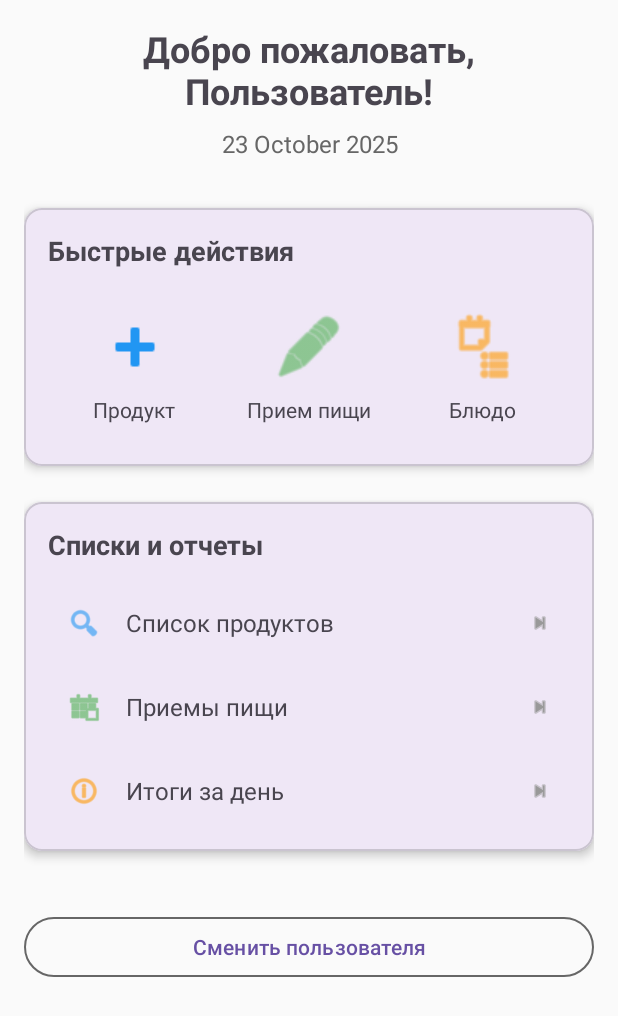
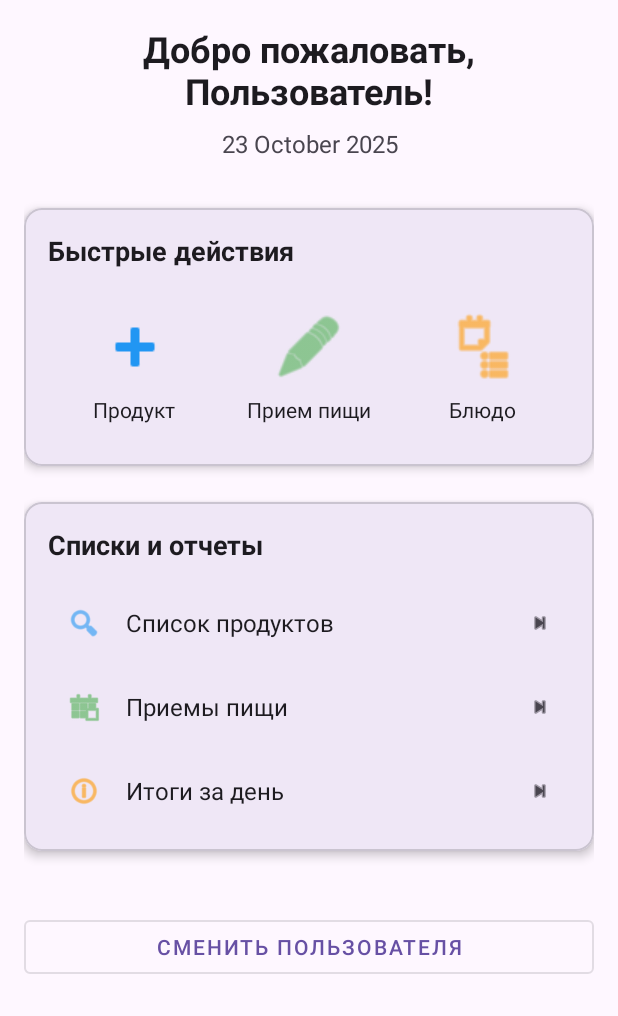
Before and after one commit to dioniskrasava/NuJo, an Android app: the MainAppActivity screen opened directly, with no data from a screen before it, on a phone screen of 412 x 824 dp. Shown: the top 1016 px of the screen. Run offline under Robolectric (Android 15) with nearby library versions, the phone set to English and light mode, and no system bars.

Commit message:
поменял иконку, пофиксил баги темной темы

```diff
--- a/app/src/main/res/drawable/ic_launcher_foreground.xml
+++ b/app/src/main/res/drawable/ic_launcher_foreground.xml
@@ -10,13 +10,13 @@
       android:translateY="63.995594">
     <group android:translateY="153.93605">
       <path android:pathData="M5.46875,-0L5.46875,-1.4375L9.640625,-1.4375Q21.453125,-1.4375,21.453125,-11.8125L21.453125,-91.578125Q21.453125,-101.375,9.640625,-101.375L5.46875,-101.375L5.46875,-102.8125L33.546875,-102.8125L88.421875,-20.59375L88.421875,-91.015625Q88.421875,-101.375,76.609375,-101.375L72.578125,-101.375L72.578125,-102.8125L105.84375,-102.8125L105.84375,-101.375L101.65625,-101.375Q89.859375,-101.375,89.859375,-91.015625L89.859375,-0L85.53125,-0L22.890625,-93.890625L22.890625,-11.8125Q22.890625,-1.4375,34.703125,-1.4375L38.734375,-1.4375L38.734375,-0L5.46875,-0Z"
-          android:fillColor="#9C0505"/>
+          android:fillColor="#000000"/>
       <path android:pathData="M150.75,1.4375Q138.07812,1.4375,131.8125,-5.25Q125.546875,-11.953125,125.546875,-26.78125L125.546875,-62.78125Q125.546875,-70.125,123.03125,-72.9375Q120.515625,-75.75,113.75,-75.75L113.3125,-75.75L113.3125,-77.1875L139.09375,-77.1875L139.09375,-26.0625Q139.09375,-12.390625,142.10938,-6.484375Q145.14062,-0.578125,153.0625,-0.578125Q162.70312,-0.578125,167.53125,-8.140625Q172.35938,-15.703125,172.35938,-29.65625L172.35938,-62.78125Q172.35938,-70.125,169.82812,-72.9375Q167.3125,-75.75,160.54688,-75.75L160.10938,-75.75L160.10938,-77.1875L185.89062,-77.1875L185.89062,-14.25Q185.89062,-6.90625,188.48438,-4.171875Q191.07812,-1.4375,197.70312,-1.4375L198.125,-1.4375L198.125,0L173.35938,0L173.35938,-19.734375L173.07812,-19.734375Q171.92188,-12.390625,169.39062,-8.140625Q166.875,-3.890625,163.64062,-1.875Q160.40625,0.140625,157.01562,0.78125Q153.625,1.4375,150.75,1.4375Z"
-          android:fillColor="#9C0505"/>
+          android:fillColor="#000000"/>
       <path android:pathData="M199.42188,34.5625L199.42188,33.125L200.71875,33.125Q206.90625,33.125,211.21875,30.75Q215.54688,28.375,217.84375,22.53125Q220.15625,16.703125,220.15625,6.625L220.15625,-91.578125Q220.15625,-101.375,208.34375,-101.375L206.46875,-101.375L206.46875,-102.8125L248.375,-102.8125L248.375,-101.375L246.5,-101.375Q234.70312,-101.375,234.70312,-91.015625L234.70312,1.15625Q234.70312,13.96875,230.29688,21.3125Q225.90625,28.65625,218.48438,31.609375Q211.07812,34.5625,201.85938,34.5625L199.42188,34.5625Z"
-          android:fillColor="#9C0505"/>
+          android:fillColor="#000000"/>
       <path android:pathData="M293.32812,1.4375Q277.78125,1.4375,268.84375,-8.5Q259.92188,-18.4375,259.92188,-38.734375Q259.92188,-58.890625,268.48438,-68.75Q277.0625,-78.625,293.76562,-78.625Q309.3125,-78.625,318.23438,-68.75Q327.17188,-58.890625,327.17188,-38.734375Q327.17188,-18.4375,318.59375,-8.5Q310.03125,1.4375,293.32812,1.4375ZM293.60938,0Q304.26562,0,308.73438,-8.921875Q313.20312,-17.859375,313.20312,-38.734375Q313.20312,-59.46875,308.65625,-68.328125Q304.125,-77.1875,293.46875,-77.1875Q282.95312,-77.1875,278.42188,-68.328125Q273.89062,-59.46875,273.89062,-38.734375Q273.89062,-17.859375,278.42188,-8.921875Q282.95312,0,293.60938,0Z"
-          android:fillColor="#9C0505"/>
+          android:fillColor="#000000"/>
     </group>
   </group>
 </vector>
--- a/app/src/main/res/layout/activity_main_app.xml
+++ b/app/src/main/res/layout/activity_main_app.xml
@@ -4,32 +4,34 @@
     android:layout_width="match_parent"
     android:layout_height="match_parent"
     android:padding="16dp"
-    android:background="#FAFAFA">
+    android:background="?android:attr/colorBackground">
 
     <LinearLayout
         android:layout_width="match_parent"
         android:layout_height="wrap_content"
-        android:orientation="vertical">
+        android:orientation="vertical"
+        android:baselineAligned="false">
 
         <!-- Заголовок -->
         <TextView
             android:id="@+id/welcomeTextView"
             android:layout_width="match_parent"
             android:layout_height="wrap_content"
-            android:text="Добро пожаловать!"
+            android:text="@string/welcome"
             android:textSize="24sp"
             android:textStyle="bold"
             android:gravity="center"
+            android:textColor="?android:attr/textColorPrimary"
             android:layout_marginBottom="8dp" />
 
         <TextView
             android:id="@+id/dateTextView"
             android:layout_width="match_parent"
             android:layout_height="wrap_content"
-            android:text="Сегодня"
+            android:text="@string/today"
             android:textSize="16sp"
             android:gravity="center"
-            android:textColor="#666"
+            android:textColor="?android:attr/textColorSecondary"
             android:layout_marginBottom="32dp" />
 
         <!-- Карточка быстрого доступа -->
@@ -49,15 +51,17 @@
                 <TextView
                     android:layout_width="match_parent"
                     android:layout_height="wrap_content"
-                    android:text="Быстрые действия"
+                    android:text="@string/quick_actions"
                     android:textSize="18sp"
                     android:textStyle="bold"
+                    android:textColor="?android:attr/textColorPrimary"
                     android:layout_marginBottom="16dp" />
 
                 <LinearLayout
                     android:layout_width="match_parent"
                     android:layout_height="wrap_content"
-                    android:orientation="horizontal">
+                    android:orientation="horizontal"
+                    android:baselineAligned="false">
 
                     <!-- Добавить продукт -->
                     <LinearLayout
@@ -68,7 +72,7 @@
                         android:orientation="vertical"
                         android:gravity="center"
                         android:padding="12dp"
-                        android:background="?selectableItemBackground"
+                        android:background="?attr/selectableItemBackground"
                         android:clickable="true"
                         android:focusable="true">
 
@@ -76,13 +80,15 @@
                             android:layout_width="48dp"
                             android:layout_height="48dp"
                             android:src="@android:drawable/ic_input_add"
-                            android:tint="#2196F3" />
+                            app:tint="#2196F3"
+                            android:contentDescription="@string/add_product_icon" />
 
                         <TextView
                             android:layout_width="wrap_content"
                             android:layout_height="wrap_content"
-                            android:text="Продукт"
+                            android:text="@string/product"
                             android:textSize="14sp"
+                            android:textColor="?android:attr/textColorPrimary"
                             android:layout_marginTop="8dp" />
 
                     </LinearLayout>
@@ -96,7 +102,7 @@
                         android:orientation="vertical"
                         android:gravity="center"
                         android:padding="12dp"
-                        android:background="?selectableItemBackground"
+                        android:background="?attr/selectableItemBackground"
                         android:clickable="true"
                         android:focusable="true">
 
@@ -104,13 +110,15 @@
                             android:layout_width="48dp"
                             android:layout_height="48dp"
                             android:src="@android:drawable/ic_menu_edit"
-                            android:tint="#4CAF50" />
+                            app:tint="#4CAF50"
+                            android:contentDescription="@string/add_meal_icon" />
 
                         <TextView
                             android:layout_width="wrap_content"
                             android:layout_height="wrap_content"
-                            android:text="Прием пищи"
+                            android:text="@string/meal"
                             android:textSize="14sp"
+                            android:textColor="?android:attr/textColorPrimary"
                             android:layout_marginTop="8dp" />
 
                     </LinearLayout>
@@ -124,7 +132,7 @@
                         android:orientation="vertical"
                         android:gravity="center"
                         android:padding="12dp"
-                        android:background="?selectableItemBackground"
+                        android:background="?attr/selectableItemBackground"
                         android:clickable="true"
                         android:focusable="true">
 
@@ -132,13 +140,15 @@
                             android:layout_width="48dp"
                             android:layout_height="48dp"
                             android:src="@android:drawable/ic_menu_agenda"
-                            android:tint="#FF9800" />
+                            app:tint="#FF9800"
+                            android:contentDescription="@string/add_dish_icon" />
 
                         <TextView
                             android:layout_width="wrap_content"
                             android:layout_height="wrap_content"
-                            android:text="Блюдо"
+                            android:text="@string/dish"
                             android:textSize="14sp"
+                            android:textColor="?android:attr/textColorPrimary"
                             android:layout_marginTop="8dp" />
 
                     </LinearLayout>
@@ -166,9 +176,10 @@
                 <TextView
                     android:layout_width="match_parent"
                     android:layout_height="wrap_content"
-                    android:text="Списки и отчеты"
+                    android:text="@string/lists_and_reports"
                     android:textSize="18sp"
                     android:textStyle="bold"
+                    android:textColor="?android:attr/textColorPrimary"
                     android:layout_marginBottom="16dp" />
 
                 <!-- Список продуктов -->
@@ -178,7 +189,7 @@
                     android:layout_height="wrap_content"
                     android:orientation="horizontal"
                     android:padding="12dp"
-                    android:background="?selectableItemBackground"
+                    android:background="?attr/selectableItemBackground"
                     android:clickable="true"
                     android:focusable="true"
                     android:layout_marginBottom="8dp">
@@ -187,15 +198,17 @@
                         android:layout_width="24dp"
                         android:layout_height="24dp"
                         android:src="@android:drawable/ic_menu_search"
-                        android:tint="#2196F3"
-                        android:layout_gravity="center_vertical" />
+                        app:tint="#2196F3"
+                        android:layout_gravity="center_vertical"
+                        android:contentDescription="@string/search_icon" />
 
                     <TextView
                         android:layout_width="0dp"
                         android:layout_height="wrap_content"
                         android:layout_weight="1"
-                        android:text="Список продуктов"
+                        android:text="@string/products_list"
                         android:textSize="16sp"
+                        android:textColor="?android:attr/textColorPrimary"
                         android:layout_marginStart="16dp"
                         android:layout_gravity="center_vertical" />
 
@@ -203,8 +216,9 @@
                         android:layout_width="16dp"
                         android:layout_height="16dp"
                         android:src="@android:drawable/ic_media_next"
-                        android:tint="#999"
-                        android:layout_gravity="center_vertical" />
+                        app:tint="?android:attr/textColorTertiary"
+                        android:layout_gravity="center_vertical"
+                        android:contentDescription="@string/next_icon" />
 
                 </LinearLayout>
 
@@ -215,7 +229,7 @@
                     android:layout_height="wrap_content"
                     android:orientation="horizontal"
                     android:padding="12dp"
-                    android:background="?selectableItemBackground"
+                    android:background="?attr/selectableItemBackground"
                     android:clickable="true"
                     android:focusable="true"
                     android:layout_marginBottom="8dp">
@@ -224,15 +238,17 @@
                         android:layout_width="24dp"
                         android:layout_height="24dp"
                         android:src="@android:drawable/ic_menu_today"
-                        android:tint="#4CAF50"
-                        android:layout_gravity="center_vertical" />
+                        app:tint="#4CAF50"
+                        android:layout_gravity="center_vertical"
+                        android:contentDescription="@string/calendar_icon" />
 
                     <TextView
                         android:layout_width="0dp"
                         android:layout_height="wrap_content"
                         android:layout_weight="1"
-                        android:text="Приемы пищи"
+                        android:text="@string/meals_list"
                         android:textSize="16sp"
+                        android:textColor="?android:attr/textColorPrimary"
                         android:layout_marginStart="16dp"
                         android:layout_gravity="center_vertical" />
 
@@ -240,8 +256,9 @@
                         android:layout_width="16dp"
                         android:layout_height="16dp"
                         android:src="@android:drawable/ic_media_next"
-                        android:tint="#999"
-                        android:layout_gravity="center_vertical" />
+                        app:tint="?android:attr/textColorTertiary"
+                        android:layout_gravity="center_vertical"
+                        android:contentDescription="@string/next_icon" />
 
                 </LinearLayout>
 
@@ -252,7 +269,7 @@
                     android:layout_height="wrap_content"
                     android:orientation="horizontal"
                     android:padding="12dp"
-                    android:background="?selectableItemBackground"
+                    android:background="?attr/selectableItemBackground"
                     android:clickable="true"
                     android:focusable="true">
 
@@ -260,15 +277,17 @@
                         android:layout_width="24dp"
                         android:layout_height="24dp"
                         android:src="@android:drawable/ic_menu_info_details"
-                        android:tint="#FF9800"
-                        android:layout_gravity="center_vertical" />
+                        app:tint="#FF9800"
+                        android:layout_gravity="center_vertical"
+                        android:contentDescription="@string/info_icon" />
 
                     <TextView
                         android:layout_width="0dp"
                         android:layout_height="wrap_content"
                         android:layout_weight="1"
-                        android:text="Итоги за день"
+                        android:text="@string/daily_summary"
                         android:textSize="16sp"
+                        android:textColor="?android:attr/textColorPrimary"
                         android:layout_marginStart="16dp"
                         android:layout_gravity="center_vertical" />
 
@@ -276,8 +295,9 @@
                         android:layout_width="16dp"
                         android:layout_height="16dp"
                         android:src="@android:drawable/ic_media_next"
-                        android:tint="#999"
-                        android:layout_gravity="center_vertical" />
+                        app:tint="?android:attr/textColorTertiary"
+                        android:layout_gravity="center_vertical"
+                        android:contentDescription="@string/next_icon" />
 
                 </LinearLayout>
 
@@ -288,13 +308,11 @@
         <!-- Кнопка смены пользователя в самом низу -->
         <com.google.android.material.button.MaterialButton
             android:id="@+id/switchUserButton"
-            style="@style/Widget.Material3.Button.OutlinedButton"
             android:layout_width="match_parent"
             android:layout_height="wrap_content"
-            android:text="Сменить пользователя"
+            android:text="@string/switch_user"
             android:layout_marginTop="16dp"
-            app:strokeColor="#666"
-            app:strokeWidth="1dp" />
+            style="@style/Widget.MaterialComponents.Button.OutlinedButton" />
 
     </LinearLayout>
 
--- a/app/src/main/res/mipmap-anydpi-v26/ic_launcher.xml
+++ b/app/src/main/res/mipmap-anydpi-v26/ic_launcher.xml
@@ -1,5 +1,5 @@
 <?xml version="1.0" encoding="utf-8"?>
 <adaptive-icon xmlns:android="http://schemas.android.com/apk/res/android">
-    <background android:drawable="@drawable/ic_launcher_background"/>
+    <background android:drawable="@color/ic_launcher_background"/>
     <foreground android:drawable="@drawable/ic_launcher_foreground"/>
 </adaptive-icon>
--- a/app/src/main/res/mipmap-anydpi-v26/ic_launcher_round.xml
+++ b/app/src/main/res/mipmap-anydpi-v26/ic_launcher_round.xml
@@ -1,5 +1,5 @@
 <?xml version="1.0" encoding="utf-8"?>
 <adaptive-icon xmlns:android="http://schemas.android.com/apk/res/android">
-    <background android:drawable="@drawable/ic_launcher_background"/>
+    <background android:drawable="@color/ic_launcher_background"/>
     <foreground android:drawable="@drawable/ic_launcher_foreground"/>
 </adaptive-icon>
--- /dev/null
+++ b/app/src/main/res/values/ic_launcher_background.xml
@@ -0,0 +1,4 @@
+<?xml version="1.0" encoding="utf-8"?>
+<resources>
+    <color name="ic_launcher_background">#DC3D3D</color>
+</resources>
--- a/app/src/main/res/values/strings.xml
+++ b/app/src/main/res/values/strings.xml
@@ -1,3 +1,24 @@
 <resources>
     <string name="app_name">NuJo</string>
+
+    <string name="welcome">Добро пожаловать!</string>
+    <string name="today">Сегодня</string>
+    <string name="quick_actions">Быстрые действия</string>
+    <string name="product">Продукт</string>
+    <string name="meal">Прием пищи</string>
+    <string name="dish">Блюдо</string>
+    <string name="lists_and_reports">Списки и отчеты</string>
+    <string name="products_list">Список продуктов</string>
+    <string name="meals_list">Приемы пищи</string>
+    <string name="daily_summary">Итоги за день</string>
+    <string name="switch_user">Сменить пользователя</string>
+
+    <!-- Content descriptions -->
+    <string name="add_product_icon">Добавить продукт</string>
+    <string name="add_meal_icon">Добавить прием пищи</string>
+    <string name="add_dish_icon">Добавить блюдо</string>
+    <string name="search_icon">Поиск</string>
+    <string name="calendar_icon">Календарь</string>
+    <string name="info_icon">Информация</string>
+    <string name="next_icon">Далее</string>
 </resources>
```
Also changed, not shown: app/src/main/ic_launcher-playstore.png, app/src/main/res/mipmap-hdpi/ic_launcher.webp, app/src/main/res/mipmap-hdpi/ic_launcher_round.webp, app/src/main/res/mipmap-mdpi/ic_launcher.webp, app/src/main/res/mipmap-mdpi/ic_launcher_round.webp, app/src/main/res/mipmap-xhdpi/ic_launcher.webp, app/src/main/res/mipmap-xhdpi/ic_launcher_round.webp, app/src/main/res/mipmap-xxhdpi/ic_launcher.webp, app/src/main/res/mipmap-xxhdpi/ic_launcher_round.webp, app/src/main/res/mipmap-xxxhdpi/ic_launcher.webp, app/src/main/res/mipmap-xxxhdpi/ic_launcher_round.webp.
